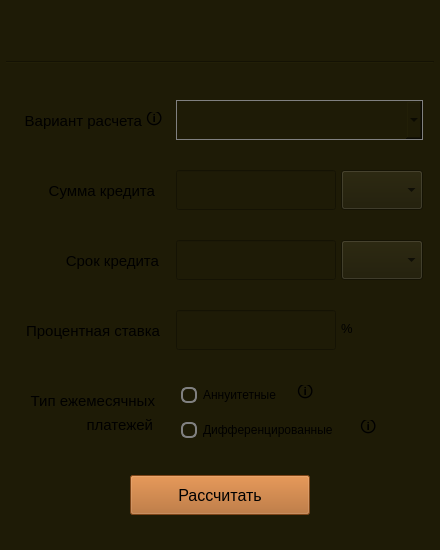
kossadda/C7_s21_SmartCalc, file src/s21_smartcalc/s21_credit.ui: the form before one commit.
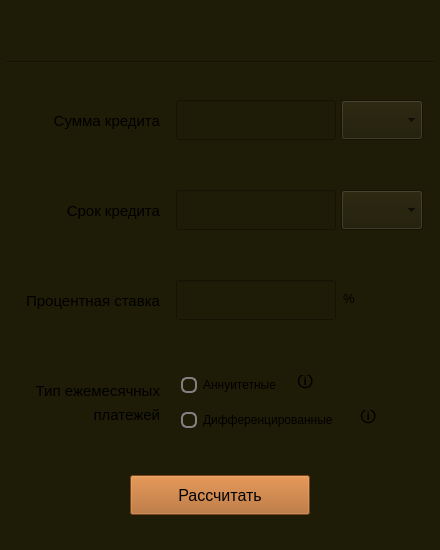
The form after the commit. Icons and pictures are not drawn.

```diff
--- a/src/s21_smartcalc/s21_credit.ui
+++ b/src/s21_smartcalc/s21_credit.ui
@@ -138,132 +138,11 @@
      <bool>true</bool>
     </property>
    </widget>
-   <widget class="QLabel" name="calc_type">
-    <property name="geometry">
-     <rect>
-      <x>12</x>
-      <y>106</y>
-      <width>130</width>
-      <height>30</height>
-     </rect>
-    </property>
-    <property name="sizePolicy">
-     <sizepolicy hsizetype="Preferred" vsizetype="Preferred">
-      <horstretch>0</horstretch>
-      <verstretch>0</verstretch>
-     </sizepolicy>
-    </property>
-    <property name="minimumSize">
-     <size>
-      <width>0</width>
-      <height>20</height>
-     </size>
-    </property>
-    <property name="maximumSize">
-     <size>
-      <width>135</width>
-      <height>400</height>
-     </size>
-    </property>
-    <property name="font">
-     <font>
-      <pointsize>11</pointsize>
-     </font>
-    </property>
-    <property name="styleSheet">
-     <string notr="true">background-color: rgb(30, 27, 6);</string>
-    </property>
-    <property name="text">
-     <string>Вариант расчета</string>
-    </property>
-    <property name="alignment">
-     <set>Qt::AlignRight|Qt::AlignTrailing|Qt::AlignVCenter</set>
-    </property>
-   </widget>
-   <widget class="QLabel" name="info_label_1">
-    <property name="geometry">
-     <rect>
-      <x>146</x>
-      <y>112</y>
-      <width>17</width>
-      <height>17</height>
-     </rect>
-    </property>
-    <property name="sizePolicy">
-     <sizepolicy hsizetype="Fixed" vsizetype="Fixed">
-      <horstretch>0</horstretch>
-      <verstretch>0</verstretch>
-     </sizepolicy>
-    </property>
-    <property name="font">
-     <font>
-      <pointsize>12</pointsize>
-     </font>
-    </property>
-    <property name="toolTip">
-     <string>&lt;html&gt;&lt;head/&gt;&lt;body&gt;&lt;p&gt;Калькулятор производит 3 варианта расчетов:&lt;/p&gt;&lt;p&gt;1. Расчет ежемесячного платежа по сумме и сроку кредита.&lt;/p&gt;&lt;p&gt;2. Расчет ежемесячного кредита по сумме и заранее заданному ежемесячному платежу.&lt;/p&gt;&lt;p&gt;3. Расчет возможной суммы кредита при фиксированном сроке и платеже.&lt;/p&gt;&lt;/body&gt;&lt;/html&gt;</string>
-    </property>
-    <property name="styleSheet">
-     <string notr="true">QToolTip {
-	color: white;
-	background-color: black;
-	border: 1px solid white;
-	border-radius: 15px;
-}
-</string>
-    </property>
-    <property name="text">
-     <string>🛈</string>
-    </property>
-   </widget>
-   <widget class="QComboBox" name="calc_type_box">
-    <property name="geometry">
-     <rect>
-      <x>176</x>
-      <y>100</y>
-      <width>247</width>
-      <height>40</height>
-     </rect>
-    </property>
-    <property name="sizePolicy">
-     <sizepolicy hsizetype="Preferred" vsizetype="Preferred">
-      <horstretch>0</horstretch>
-      <verstretch>0</verstretch>
-     </sizepolicy>
-    </property>
-    <property name="minimumSize">
-     <size>
-      <width>0</width>
-      <height>20</height>
-     </size>
-    </property>
-    <property name="maximumSize">
-     <size>
-      <width>16777215</width>
-      <height>40</height>
-     </size>
-    </property>
-    <property name="font">
-     <font>
-      <pointsize>9</pointsize>
-     </font>
-    </property>
-    <property name="styleSheet">
-     <string notr="true">QComboBox {
-    border: 1px solid #808080;
-}
-
-QComboBox QAbstractItemView {
-    selection-background-color: #ffA500;
-}
-</string>
-    </property>
-   </widget>
    <widget class="QLineEdit" name="sum_line">
     <property name="geometry">
      <rect>
       <x>176</x>
-      <y>170</y>
+      <y>100</y>
       <width>160</width>
       <height>40</height>
      </rect>
@@ -290,8 +169,8 @@
    <widget class="QLabel" name="sum">
     <property name="geometry">
      <rect>
-      <x>5</x>
-      <y>176</y>
+      <x>10</x>
+      <y>106</y>
       <width>150</width>
       <height>30</height>
      </rect>
@@ -336,7 +215,7 @@
     <property name="geometry">
      <rect>
       <x>341</x>
-      <y>170</y>
+      <y>100</y>
       <width>82</width>
       <height>40</height>
      </rect>
@@ -363,9 +242,9 @@
    <widget class="QLabel" name="time">
     <property name="geometry">
      <rect>
-      <x>18</x>
-      <y>246</y>
-      <width>141</width>
+      <x>10</x>
+      <y>196</y>
+      <width>150</width>
       <height>30</height>
      </rect>
     </property>
@@ -406,7 +285,7 @@
     <property name="geometry">
      <rect>
       <x>176</x>
-      <y>240</y>
+      <y>190</y>
       <width>160</width>
       <height>40</height>
      </rect>
@@ -434,7 +313,7 @@
     <property name="geometry">
      <rect>
       <x>341</x>
-      <y>240</y>
+      <y>190</y>
       <width>82</width>
       <height>40</height>
      </rect>
@@ -462,7 +341,7 @@
     <property name="geometry">
      <rect>
       <x>10</x>
-      <y>316</y>
+      <y>286</y>
       <width>150</width>
       <height>30</height>
      </rect>
@@ -504,7 +383,7 @@
     <property name="geometry">
      <rect>
       <x>176</x>
-      <y>310</y>
+      <y>280</y>
       <width>160</width>
       <height>40</height>
      </rect>
@@ -519,8 +398,8 @@
    <widget class="QLabel" name="info_label_2">
     <property name="geometry">
      <rect>
-      <x>341</x>
-      <y>316</y>
+      <x>343</x>
+      <y>286</y>
       <width>15</width>
       <height>25</height>
      </rect>
@@ -543,9 +422,9 @@
    <widget class="QLabel" name="payment_1">
     <property name="geometry">
      <rect>
-      <x>14</x>
-      <y>385</y>
-      <width>141</width>
+      <x>10</x>
+      <y>375</y>
+      <width>150</width>
       <height>31</height>
      </rect>
     </property>
@@ -586,7 +465,7 @@
     <property name="geometry">
      <rect>
       <x>181</x>
-      <y>380</y>
+      <y>370</y>
       <width>110</width>
       <height>30</height>
      </rect>
@@ -631,7 +510,7 @@
     <property name="geometry">
      <rect>
       <x>181</x>
-      <y>415</y>
+      <y>405</y>
       <width>172</width>
       <height>30</height>
      </rect>
@@ -675,9 +554,9 @@
    <widget class="QLabel" name="payment_2">
     <property name="geometry">
      <rect>
-      <x>12</x>
-      <y>415</y>
-      <width>141</width>
+      <x>10</x>
+      <y>405</y>
+      <width>150</width>
       <height>20</height>
      </rect>
     </property>
@@ -731,7 +610,7 @@
     <property name="geometry">
      <rect>
       <x>297</x>
-      <y>385</y>
+      <y>375</y>
       <width>17</width>
       <height>17</height>
      </rect>
@@ -767,7 +646,7 @@
     <property name="geometry">
      <rect>
       <x>360</x>
-      <y>420</y>
+      <y>410</y>
       <width>17</width>
       <height>17</height>
      </rect>
```
